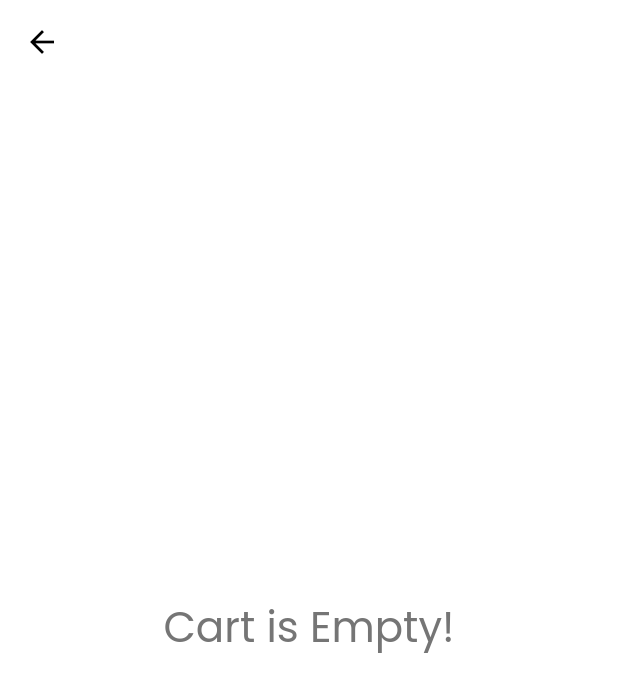
After one commit to thanhhaile051020/flutter_shop, a Flutter app: the CartScreen screen opened by its route, on a phone screen of 412 x 824 dp. The commit adds this screen. Shown: the top 692 px of the screen. Run offline on Flutter 3.47's test engine with Material 2 defaults, Android fonts, the phone set to English and light mode, and no system bars; our stand-ins replace cached_network_image, flutter_secure_storage, flutter_svg, get, google_fonts, image_picker and 2 more; missing offline and left inert: day_night_switcher, hawk_fab_menu; accounts and stored records are empty; Roboto replaces fonts that are missing (Muli).

Commit message:
cart scrrrenn

```diff
--- a/shop_app/lib/main.dart
+++ b/shop_app/lib/main.dart
@@ -11,6 +11,8 @@ import 'package:shop_app/provider/userProvider.dart';
 
 import 'package:shop_app/screens/add_product_screen.dart';
 import 'package:shop_app/screens/adminScreens/userDetailScreen_admin.dart';
+import 'package:shop_app/screens/cart/cartPage.dart';
+// import 'package:shop_app/screens/cart/cart_screen.dart';
 import 'package:shop_app/screens/cartPage.dart';
 import 'package:shop_app/screens/details/details_screen.dart';
 import 'package:shop_app/screens/home/home_screen.dart';
@@ -93,6 +95,7 @@ class MyApp extends StatelessWidget {
               routes: {
                 HomeScreen.routeName: (ctx) => HomeScreen(),
                 ListProduct.routeName: (ctx) => ListProduct(),
+                // CartScreen.routeName: (ctx) => CartScreen(),
                 // ProductDetailScreen.routeName: (ctx) => ProductDetailScreen(),
                 DetailsScreen.routeName: (ctx) => DetailsScreen(),
                 AddProductScreen.routeName: (ctx) => AddProductScreen(),
@@ -100,7 +103,7 @@ class MyApp extends StatelessWidget {
                 UserDetailScreenAdmin.routeName: (ctx) =>
                     UserDetailScreenAdmin(),
                 MyAccountPage.routeName: (ctx) => MyAccountPage(),
-                CartPage.routeName: (ctx) => CartPage(),
+                CartScreen.routeName: (ctx) => CartScreen(),
                 MyOrderPage.routeName: (ctx) => MyOrderPage(),
                 MyProduct.routeName: (ctx) => MyProduct(),
                 MyFavScreen.routeName: (ctx) => MyFavScreen(),
--- /dev/null
+++ b/shop_app/lib/screens/cart/cartPage.dart
@@ -0,0 +1,60 @@
+import 'package:flutter/material.dart';
+import 'package:google_fonts/google_fonts.dart';
+import 'package:provider/provider.dart';
+
+import 'package:shop_app/provider/cartProvider.dart';
+import 'package:shop_app/screens/cart/components/check_out_card.dart';
+import 'package:shop_app/screens/order_detail_screen.dart';
+import 'package:shop_app/widgets/cart_item.dart';
+import 'package:shop_app/widgets/cart_total.dart';
+import 'package:flutter_svg/svg.dart';
+import '../../../size_config.dart';
+
+class CartScreen extends StatelessWidget {
+  static const routeName = "/cart";
+
+  @override
+  Widget build(BuildContext context) {
+    var list = Provider.of<Cart>(context).items;
+    var cartItems = list.values.toList();
+    var provider = Provider.of<Cart>(context);
+    var total = provider.total;
+    Size size = MediaQuery.of(context).size;
+
+    return Scaffold(
+        appBar: AppBar(
+          title: Text(
+            'Cart',
+            style: Theme.of(context).textTheme.headline6!.copyWith(
+                  color: Theme.of(context).brightness == Brightness.dark
+                      ? null
+                      : Colors.white,
+                ),
+          ),
+        ),
+        body: Container(
+          child: Column(
+            children: [
+              // NEW
+              if (cartItems.length > 0)
+                ...cartItems.map((cartItem) => GenCartItem(cartItem)).toList(),
+              // if (cartItems.length > 0) GenTotalDetail(),
+              if (cartItems.length == 0)
+                Container(
+                  height: size.height - 100,
+                  width: size.width,
+                  child: Center(
+                    child: Text(
+                      'Cart is Empty!',
+                      style: GoogleFonts.poppins(fontSize: 28),
+                    ),
+                  ),
+                )
+            ],
+          ),
+        ),
+        bottomNavigationBar: cartItems.length == 0
+            ? null
+            : CheckoutCard(total: total.toString()));
+  }
+}
--- a/shop_app/lib/screens/details/components/body.dart
+++ b/shop_app/lib/screens/details/components/body.dart
@@ -12,7 +12,6 @@ import 'package:shop_app/models/product.dart';
 
 class Body extends StatelessWidget {
   final Product product;
-
   const Body({Key? key, required this.product}) : super(key: key);
 
   @override
--- a/shop_app/lib/screens/home/components/home_header.dart
+++ b/shop_app/lib/screens/home/components/home_header.dart
@@ -1,4 +1,6 @@
 import 'package:flutter/material.dart';
+import 'package:shop_app/screens/cart/cartPage.dart';
+import 'package:shop_app/screens/cartPage.dart';
 // import 'package:shop_app/screens/cart/cart_screen.dart';
 
 import '../../../size_config.dart';
@@ -22,7 +24,9 @@ class HomeHeader extends StatelessWidget {
           IconBtnWithCounter(
               svgSrc: "assets/icons/Cart Icon.svg",
               // press: () => Navigator.pushNamed(context, CartScreen.routeName),
-              press: () {}),
+              press: () {
+                Navigator.of(context).pushNamed(CartScreen.routeName);
+              }),
           IconBtnWithCounter(
             svgSrc: "assets/icons/Bell.svg",
             numOfitem: 3,
--- a/shop_app/lib/screens/homepage.dart
+++ b/shop_app/lib/screens/homepage.dart
@@ -10,6 +10,7 @@ import 'package:shop_app/provider/userProvider.dart';
 // ignore: import_of_legacy_library_into_null_safe
 import 'package:shop_app/screens/add_product_screen.dart';
 import 'package:shop_app/screens/adminScreens/admin_page.dart';
+import 'package:shop_app/screens/cart/cartPage.dart';
 import 'package:shop_app/screens/cartPage.dart';
 
 import 'package:shop_app/screens/mainPage.dart';
@@ -94,7 +95,7 @@ class _HomePageState extends State<HomePage> {
                       Icons.shopping_cart,
                     ),
                     onPressed: () {
-                      Navigator.of(context).pushNamed(CartPage.routeName);
+                      Navigator.of(context).pushNamed(CartScreen.routeName);
                     },
                   ),
                 ),
--- a/shop_app/lib/screens/product_detail_screen.dart
+++ b/shop_app/lib/screens/product_detail_screen.dart
@@ -9,6 +9,7 @@ import 'package:shop_app/provider/productProvider.dart';
 import 'package:shop_app/provider/userProvider.dart';
 // ignore: import_of_legacy_library_into_null_safe
 import 'package:shop_app/screens/add_product_screen.dart';
+import 'package:shop_app/screens/cart/cartPage.dart';
 import 'package:shop_app/screens/cartPage.dart';
 
 class ProductDetailScreen extends StatelessWidget {
@@ -152,7 +153,7 @@ class ProductDetailScreen extends StatelessWidget {
                     action: SnackBarAction(
                       label: 'Go to Cart',
                       onPressed: () {
-                        Navigator.of(context).pushNamed(CartPage.routeName);
+                        Navigator.of(context).pushNamed(CartScreen.routeName);
                       },
                     ),
                   ),
@@ -176,7 +177,7 @@ class ProductDetailScreen extends StatelessWidget {
                   loadedProduct.name,
                   loadedProduct.image,
                 );
-                Navigator.of(context).pushNamed(CartPage.routeName);
+                Navigator.of(context).pushNamed(CartScreen.routeName);
               },
               child: Container(
                 height: 60,
--- a/shop_app/lib/widgets/custom_app_drawer.dart
+++ b/shop_app/lib/widgets/custom_app_drawer.dart
@@ -95,7 +95,7 @@ class _CustomDrawerState extends State<CustomDrawer> {
             if (role == 0 || role == 1)
               option(context, 'My Cart', Icons.shopping_cart, () {
                 Navigator.of(context).pop();
-                Navigator.of(context).pushNamed(CartPage.routeName);
+                Navigator.of(context).pushNamed(CartScreen.routeName);
               }),
             if (role == 0 || role == 1)
               option(context, 'My Favorite', Icons.favorite, () {
--- a/shop_app/lib/widgets/product_grid_item.dart
+++ b/shop_app/lib/widgets/product_grid_item.dart
@@ -6,6 +6,7 @@ import 'package:provider/provider.dart';
 import 'package:shop_app/models/product.dart';
 import 'package:shop_app/provider/cartProvider.dart';
 import 'package:shop_app/provider/userProvider.dart';
+import 'package:shop_app/screens/cart/cartPage.dart';
 import 'package:shop_app/screens/cartPage.dart';
 import 'package:shop_app/screens/mainPage.dart';
 import 'package:shop_app/screens/my_favorite_screen.dart';
@@ -151,7 +152,7 @@ class _ProductGridItemState extends State<ProductGridItem> {
                                       label: 'Go to Cart',
                                       onPressed: () {
                                         Navigator.of(context)
-                                            .pushNamed(CartPage.routeName);
+                                            .pushNamed(CartScreen.routeName);
                                       },
                                     ),
                                   ),
```
Also changed, not shown: shop_app/lib/screens/cart/components/check_out_card.dart (added, +72 -0 lines), shop_app/lib/screens/cartPage.dart (+47 -27 lines), shop_app/lib/screens/details/details_screen.dart (+36 -1 lines), shop_app/lib/widgets/cart_item.dart (+53 -1 lines), shop_app/assets/icons/Trash copy.svg (added).
